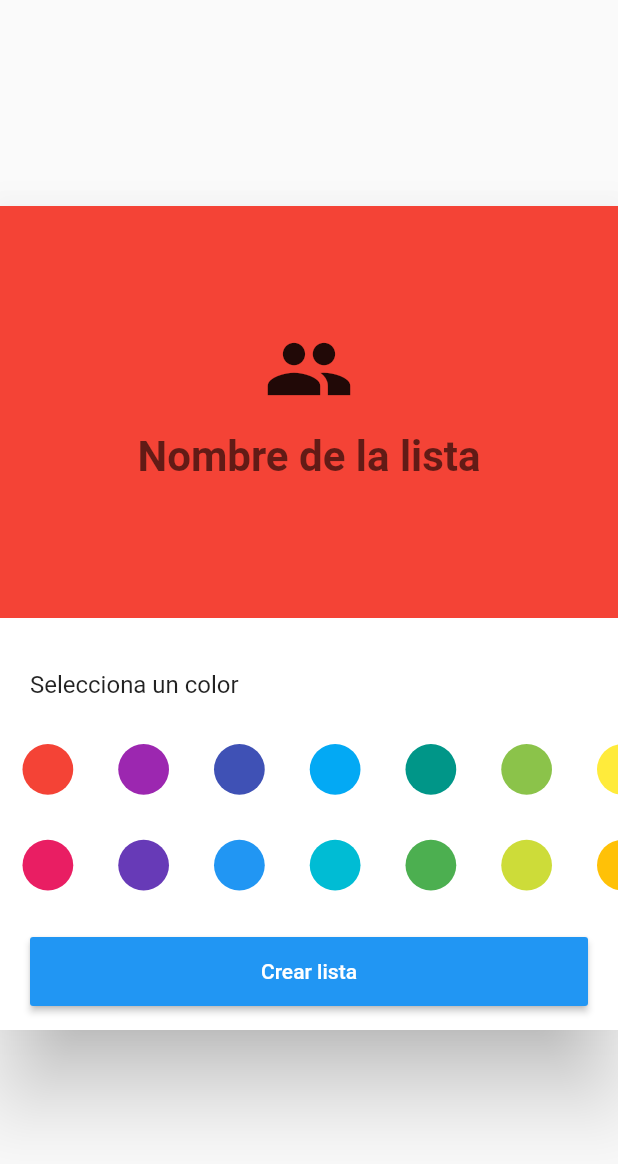
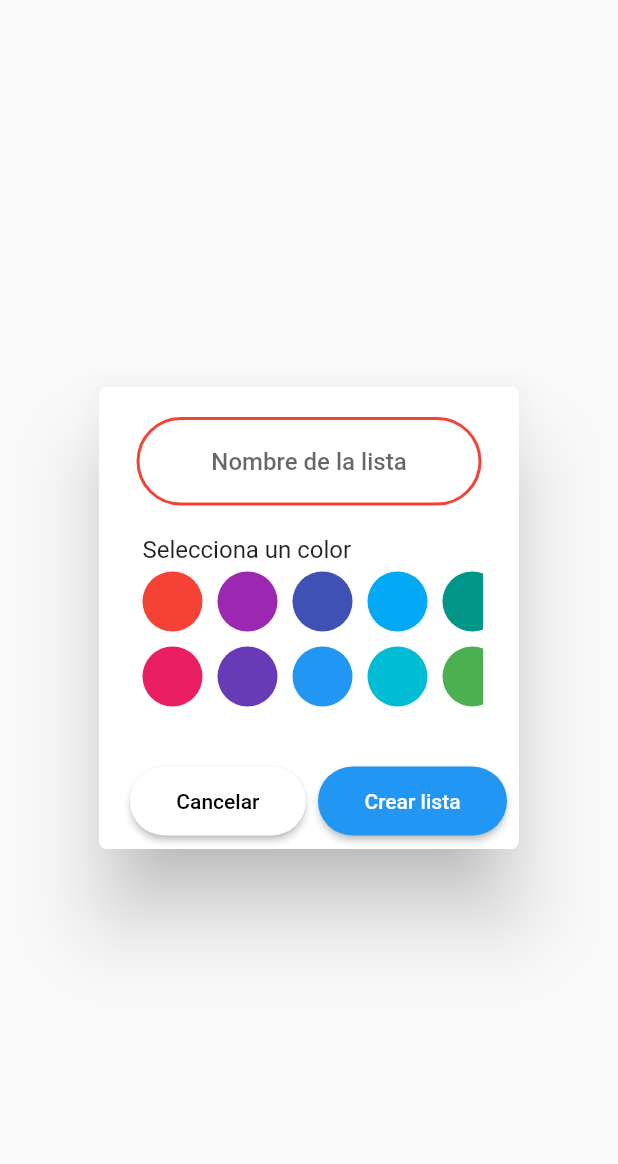
Before and after one commit to FernandoHS-0/Donit_, a Flutter app: the AgregarGrupo widget shown alone on an empty page, opened directly, on a phone screen of 412 x 824 dp. Shown: the top 1164 px of the screen. Run offline on Flutter 3.47's test engine with Material 2 defaults, Android fonts, the phone set to English and light mode, and no system bars; our stand-ins replace objectbox, shared_preferences, smooth_page_indicator; accounts and stored records are empty; generated files the repository leaves out were written again.

Commit message:
25112022
-Modal de crear lista ajustado
-bgColor de listas correspondiente

```diff
--- a/lib/pages/AgregarGrupo.dart
+++ b/lib/pages/AgregarGrupo.dart
@@ -32,55 +32,39 @@ class _AgregarGrupoState extends State<AgregarGrupo> {
   @override
   Widget build(BuildContext context) {
     return AlertDialog(
-      contentPadding: EdgeInsets.zero,
-      insetPadding: EdgeInsets.zero,
+      scrollable: true,
+      shape: RoundedRectangleBorder(
+          borderRadius: BorderRadius.all(Radius.circular(5.0))),
       content: SizedBox(
-        height: MediaQuery.of(context).size.height / 1.5,
-        width: MediaQuery.of(context).size.width,
+        height: 200,
         child: Column(
           mainAxisSize: MainAxisSize.min,
           crossAxisAlignment: CrossAxisAlignment.stretch,
           children: [
-            Expanded(
-              child: Container(
-                color: colorSeleccionado,
-                child: Column(
-                  mainAxisSize: MainAxisSize.min,
-                  mainAxisAlignment: MainAxisAlignment.center,
-                  children: [
-                    const Icon(
-                      Icons.group,
-                      size: 60,
-                    ),
             Padding(
-                      padding: const EdgeInsets.symmetric(horizontal: 20),
+              padding: const EdgeInsets.symmetric(horizontal: 1),
               child: TextField(
                 controller: textController,
                 textAlign: TextAlign.center,
-                        style: const TextStyle(
-                            fontSize: 28, fontWeight: FontWeight.bold),
-                        decoration: const InputDecoration(
+                textCapitalization: TextCapitalization.sentences,
+                style:
+                    const TextStyle(fontSize: 16, fontWeight: FontWeight.w500),
+                decoration: InputDecoration(
                     hintText: 'Nombre de la lista',
-                          border: InputBorder.none,
+                    border: OutlineInputBorder(),
+                    enabledBorder: OutlineInputBorder(
+                      borderSide: BorderSide(
+                        color: colorSeleccionado,
+                        width: 2,
+                      ),
+                      borderRadius: BorderRadius.circular(50),
+                    )),
               ),
             ),
-                    ),
-                  ],
-                ),
-              ),
-            ),
-            Expanded(
-              child: Container(
-                color: Colors.white,
-                child: Column(
-                  mainAxisAlignment: MainAxisAlignment.center,
-                  mainAxisSize: MainAxisSize.min,
-                  crossAxisAlignment: CrossAxisAlignment.stretch,
-                  children: [
             SizedBox(
               height: 20,
               child: Padding(
-                        padding: const EdgeInsets.symmetric(horizontal: 20),
+                padding: const EdgeInsets.symmetric(horizontal: 10),
                 child: Text(
                   errorMessage ?? '',
                   style: const TextStyle(color: Colors.red),
@@ -88,29 +72,28 @@ class _AgregarGrupoState extends State<AgregarGrupo> {
               ),
             ),
             const Padding(
-                      padding: EdgeInsets.symmetric(
-                        horizontal: 20,
-                        vertical: 15,
-                      ),
+              padding: EdgeInsets.only(left: 5),
               child: Text('Selecciona un color'),
             ),
-                    Expanded(
+            SizedBox(
+              height: 100,
               child: GridView.builder(
                 scrollDirection: Axis.horizontal,
-                        gridDelegate:
-                            const SliverGridDelegateWithFixedCrossAxisCount(
+                shrinkWrap: true,
+                gridDelegate: const SliverGridDelegateWithFixedCrossAxisCount(
                   crossAxisCount: 2,
                 ),
                 itemCount: Colors.primaries.length,
                 itemBuilder: (context, index) {
                   final color = Colors.primaries[index];
                   return Padding(
-                            padding: const EdgeInsets.symmetric(
-                                horizontal: 15, vertical: 5),
+                    padding:
+                        const EdgeInsets.symmetric(horizontal: 5, vertical: 5),
                     child: InkWell(
                       onTap: () {
                         setState(() {
                           colorSeleccionado = color;
+                          print(colorSeleccionado);
                         });
                       },
                       child: CircleAvatar(
@@ -121,13 +104,28 @@ class _AgregarGrupoState extends State<AgregarGrupo> {
                 },
               ),
             ),
-                    Padding(
-                      padding: const EdgeInsets.symmetric(
-                        horizontal: 20,
-                        vertical: 15,
+          ],
         ),
-                      child: MaterialButton(
+      ),
+      actions: [
+        MaterialButton(
+            color: Colors.white,
+            shape: StadiumBorder(),
+            child: const Padding(
+              padding: EdgeInsets.all(15),
+              child: Text(
+                'Cancelar',
+                style: TextStyle(
+                  color: Colors.black,
+                ),
+              ),
+            ),
+            onPressed: () {
+              Navigator.of(context).pop();
+            }),
+        MaterialButton(
           color: Colors.blue,
+          shape: StadiumBorder(),
           child: const Padding(
             padding: EdgeInsets.all(15),
             child: Text(
@@ -139,14 +137,7 @@ class _AgregarGrupoState extends State<AgregarGrupo> {
           ),
           onPressed: _onSave,
         ),
-                    ),
       ],
-                ),
-              ),
-            ),
-          ],
-        ),
-      ),
     );
   }
 }
--- a/lib/pages/Tareas.dart
+++ b/lib/pages/Tareas.dart
@@ -18,6 +18,7 @@ class _TareasState extends State<Tareas> {
   final textController = TextEditingController();
 
   final _tareas = <Tarea>[];
+  Color bgColor = Colors.primaries.first;
 
   void _onSave() {
     final descripcion = textController.text.trim();
@@ -57,14 +58,17 @@ class _TareasState extends State<Tareas> {
   @override
   void initState() {
     _tareas.addAll(List.from(widget.grupo.tareas));
+    bgColor = Color(widget.grupo.color);
     super.initState();
   }
 
   @override
   Widget build(BuildContext context) {
     return Scaffold(
+      backgroundColor: bgColor,
       appBar: AppBar(
         title: Text(widget.grupo.nombre),
+        backgroundColor: bgColor,
       ),
       body: Padding(
         padding: const EdgeInsets.all(20),
--- /dev/null
+++ b/lib/widgets/colorPicker.dart
@@ -0,0 +1,27 @@
+import 'package:flutter/material.dart';
+
+class ColorPicker extends StatefulWidget {
+  const ColorPicker({super.key});
+
+  @override
+  State<ColorPicker> createState() => _ColorPickerState();
+}
+
+class _ColorPickerState extends State<ColorPicker> {
+  @override
+  Widget build(BuildContext context) {
+    return AlertDialog(
+      contentPadding: EdgeInsets.zero,
+      insetPadding: EdgeInsets.zero,
+      content: SizedBox(
+        height: MediaQuery.of(context).size.height / 1.5,
+        width: MediaQuery.of(context).size.width,
+        child: Column(
+          mainAxisSize: MainAxisSize.min,
+          crossAxisAlignment: CrossAxisAlignment.stretch,
+          children: [],
+        ),
+      ),
+    );
+  }
+}
```
Lines whose indentation alone changed are shown as unchanged.
